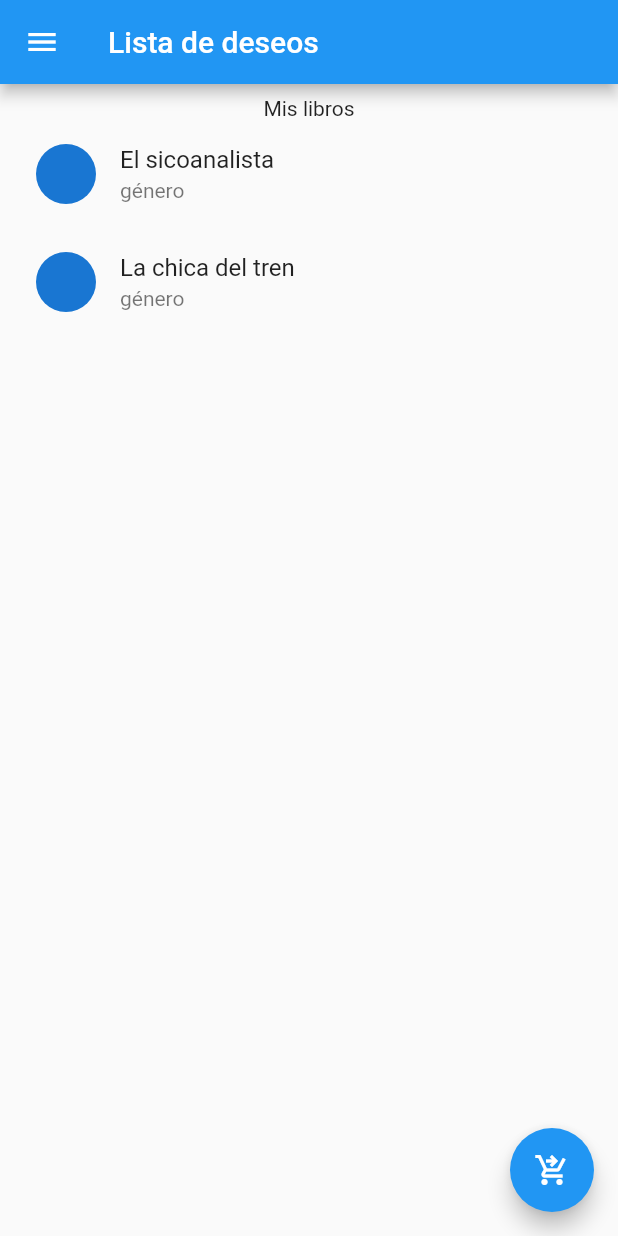
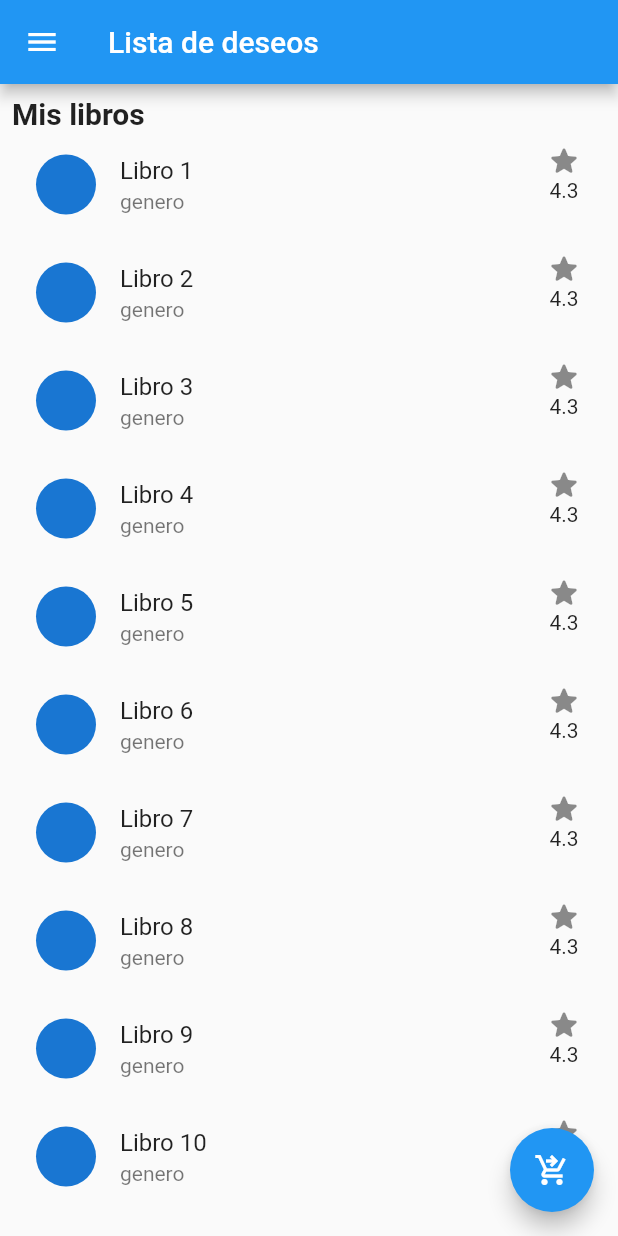
Before and after one commit to Nati0010/Myapp, a Flutter app: the WishList screen opened directly, on a phone screen of 412 x 824 dp. Run offline on Flutter 3.47's test engine with Material 2 defaults, Android fonts, the phone set to English and light mode, and no system bars.

```diff
--- a/lib/main.dart
+++ b/lib/main.dart
@@ -1,5 +1,5 @@
 import 'package:flutter/material.dart';
-import 'package:myapp/pages/login.dart';
+import '/pages/wishlist.dart';
 
 
 
@@ -7,6 +7,6 @@ void main() {
   runApp(const MaterialApp(
 
     title: "Wanderbooks",
-    home: LoginPage(),
+    home: WishList(),
   ));
 }
--- a/lib/pages/wishlist.dart
+++ b/lib/pages/wishlist.dart
@@ -1,12 +1,18 @@
 import 'package:flutter/material.dart';
+import 'package:myapp/pages/shipping_information.dart';
 
 import '../widgets/drawer.dart';
 
 class WishList extends StatelessWidget {
+
+
   const WishList({super.key});
+
 
   @override
   Widget build(BuildContext context) {
+
+    final lista= _listadeDeseos();
     return Scaffold(
       appBar: AppBar (
         title: const Text ("Lista de deseos")
@@ -15,34 +21,49 @@ class WishList extends StatelessWidget {
       body: Padding(
         padding: const EdgeInsets.all(8.0),
         child: Column(
+          crossAxisAlignment: CrossAxisAlignment.start,
           children: [
-            const Text ("Mis libros"),
+            const Text ("Mis libros", style: TextStyle(fontSize: 20, fontWeight: FontWeight.bold),),
             Expanded(
-              child: ListView(
-                children:  [
-                  ListTile(
+              child: ListView.builder(
+              itemCount: lista.length,
+              itemBuilder:  (context, index) => ListTile(
                   leading: const CircleAvatar (),
-                  title: const Text ("El sicoanalista"),
-                  subtitle: const Text ("género"),
+                  title: Text (lista [index]),
+                  subtitle: const Text ("genero"),
+                  trailing: Column (
+                    children: const [
+                      Icon(Icons.star_rounded),
+                      Text ("4.3"),
+                    ],
+                  ),
                   onTap: (){},
                   ),
-                  ListTile(
-                  leading: const CircleAvatar (),
-                  title: const Text ("La chica del tren"),
-                  subtitle: const Text ("género"),
-                  onTap: (){},
-                  )
-              ],
-              ))
+              ),
+              ),
           ],
         ),
       ),
       floatingActionButton:  FloatingActionButton (
-        onPressed: (){},
+        onPressed: (){
+          Navigator.push(context, MaterialPageRoute
+          (builder: (context)=> const ShippingInformation(),
+            ),
+          );
+        },
         child: const Icon (Icons.shopping_cart_checkout),
       ),
     );
   }
+
+  List <String> _listadeDeseos(){
+    //TODO: traer la lista de deseos que el cliente ya tiene de la BD
+    return List<String>.generate (
+      10,
+      (index)=> "Libro ${index+1}",
+    );
+  }
 }
 
-//hacer el row despues del title del libro para que se pueda ver la puntuacion, que tan lejos esta el libro y el genero de este
+//hacer el row despues del title del libro para que se pueda ver la puntuacion, que tan lejos esta el libro, el genero de este  y que no se compre toda la
+//lista sino solamente el que yo señale
```
